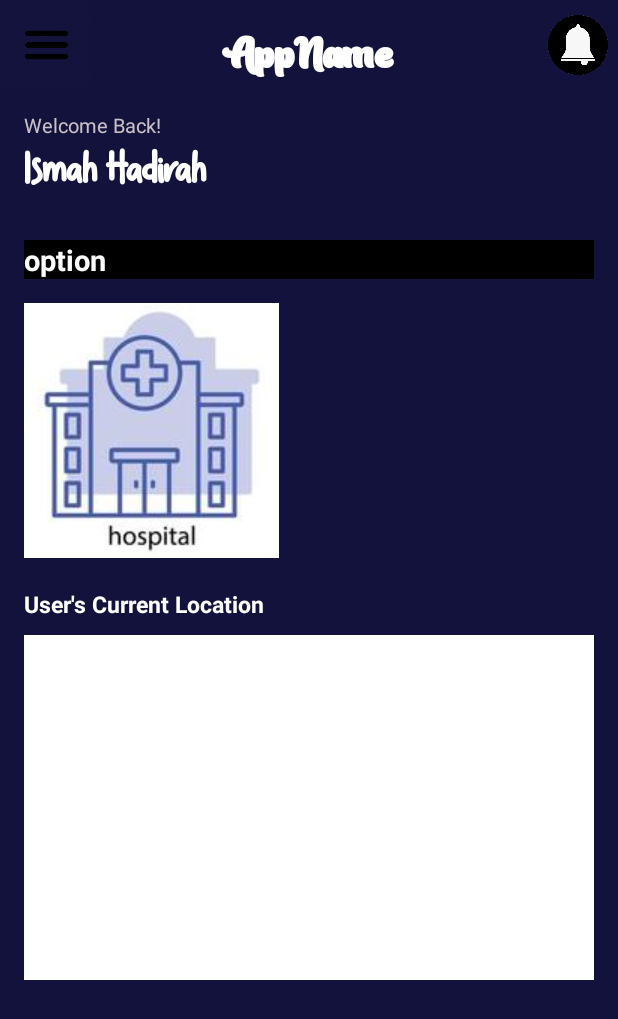
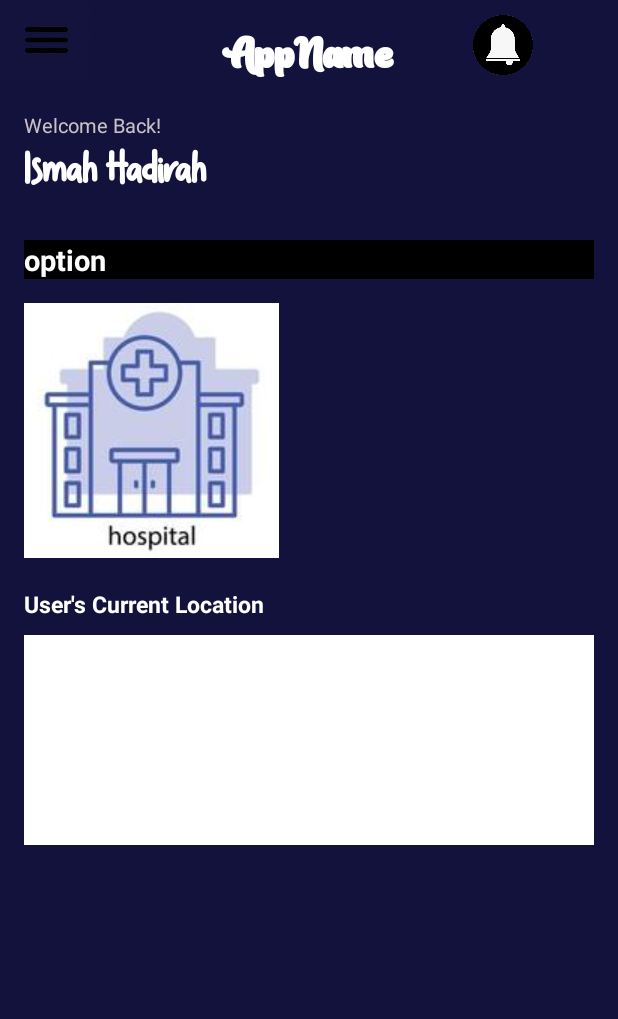
Before and after one commit to amirulirsyad/ICT602-GROUP-PROJECT, an Android app: the Welcome screen opened directly, with no data from a screen before it, on a phone screen of 412 x 824 dp. Shown: the top 1019 px of the screen. Run offline under Robolectric (Android 15) with nearby library versions, the phone set to English and light mode, and no system bars; our stand-ins replace Firebase (no records; nobody signed in at launch, a user with empty details on screens opened directly).

Commit message:
update activity splash

```diff
--- a/app/src/main/res/layout/activity_welcome.xml
+++ b/app/src/main/res/layout/activity_welcome.xml
@@ -84,7 +84,7 @@
             android:id="@+id/notification"
             android:layout_width="40dp"
             android:layout_height="40dp"
-            android:layout_marginLeft="365dp"
+            android:layout_marginLeft="315dp"
             android:layout_marginTop="10dp"
             android:background="@drawable/noti1" />
 
@@ -104,7 +104,7 @@
         <TextView
             android:id="@+id/map"
             android:layout_width="380dp"
-            android:layout_height="230dp"
+            android:layout_height="140dp"
             android:layout_below="@+id/userslocation"
             android:layout_gravity="center_horizontal"
             android:layout_marginLeft="16dp"
@@ -119,9 +119,9 @@
 
         <Button
             android:id="@+id/menubar"
-            android:layout_width="wrap_content"
-            android:layout_height="60dp"
-            android:layout_marginRight="350dp"
+            android:layout_width="62dp"
+            android:layout_height="53dp"
+            android:layout_marginRight="300dp"
             android:background="@drawable/bar" />
 
 
```
Also changed, not shown: app/src/main/AndroidManifest.xml (+6 -3 lines), app/src/main/res/layout/activity_splash.xml (added, +36 -0 lines), app/src/main/res/drawable/health.png (added), app/src/main/res/font/candy.otf (added).
